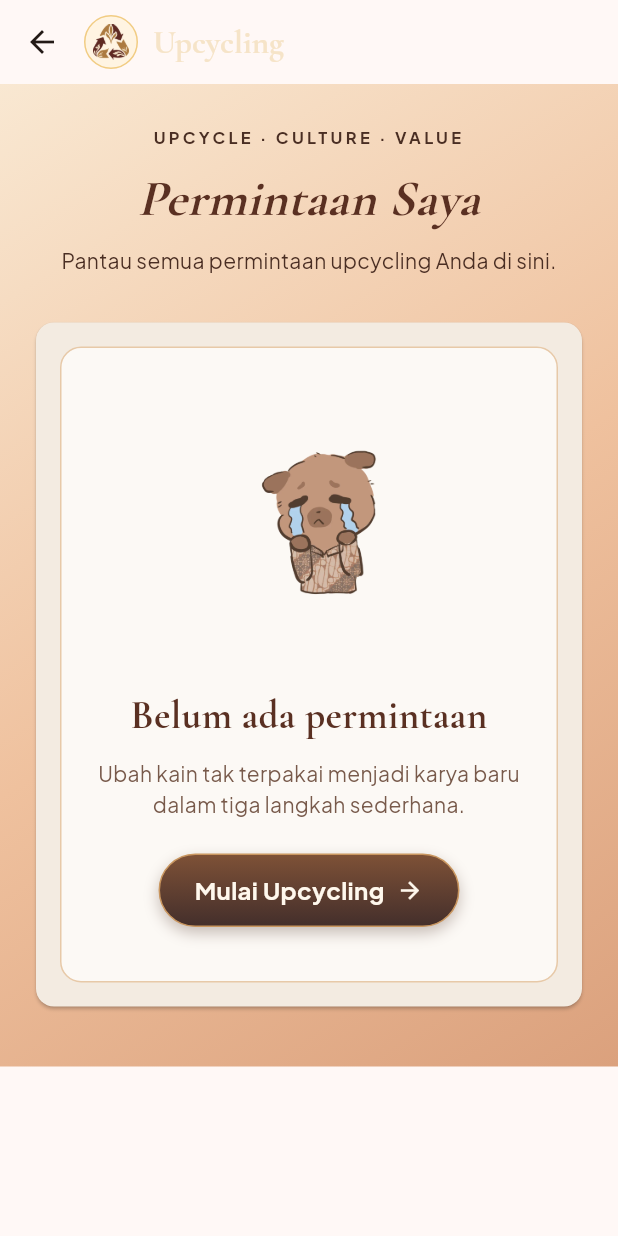
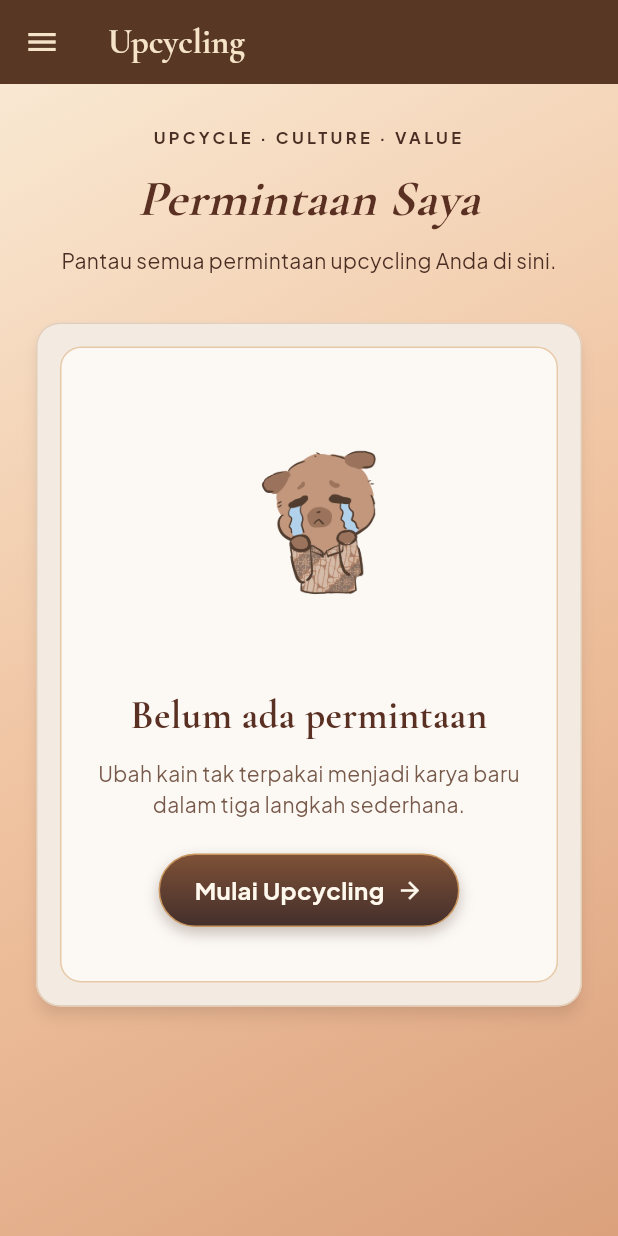
Before and after one commit to pbp-kelas-d-kelompok1-ReBatik/ReBatik-Mobile, a Flutter app: the screen it shows after launch, after a tap on "Buka Upcycling", on a phone screen of 412 x 824 dp. Run offline on Flutter 3.47's test engine with Material 3 defaults, Android fonts, the phone set to English and light mode, and no system bars.

Commit message:
refactor: align app shell with shared design foundation

```diff
--- a/lib/core/theme/app_theme.dart
+++ b/lib/core/theme/app_theme.dart
@@ -21,7 +21,8 @@ class AppTheme {
       useMaterial3: true,
       fontFamily: AppFonts.garamond,
       colorScheme: colorScheme,
-      scaffoldBackgroundColor: AppColors.homeCream,
+      // Transparan agar gradient global pada MaterialApp terlihat di tiap route.
+      scaffoldBackgroundColor: Colors.transparent,
       appBarTheme: const AppBarTheme(
         backgroundColor: AppColors.navbarStart,
         foregroundColor: AppColors.navbarText,
--- /dev/null
+++ b/lib/core/widgets/rebatik_app_bar.dart
@@ -0,0 +1,18 @@
+import 'package:flutter/material.dart';
+
+import '../theme/app_gradients.dart';
+
+/// Membuat AppBar bersama dengan identitas navbar ReBatik.
+///
+/// Perilaku tombol drawer dan tombol kembali tetap ditentukan otomatis oleh
+/// [Scaffold] dan [Navigator], sehingga helper ini aman digunakan pada halaman
+/// utama maupun halaman detail.
+AppBar rebatikAppBar(String title, {List<Widget>? actions}) {
+  return AppBar(
+    title: Text(title),
+    flexibleSpace: const DecoratedBox(
+      decoration: BoxDecoration(gradient: AppGradients.navbar),
+    ),
+    actions: actions,
+  );
+}
--- a/lib/core/widgets/rebatik_scaffold.dart
+++ b/lib/core/widgets/rebatik_scaffold.dart
@@ -18,7 +18,7 @@ class ReBatikScaffold extends StatelessWidget {
     this.bottomNavigationBar,
     this.showBackButton = true,
     this.showLogo = true,
-    this.useGradientBackground = false,
+    this.useGradientBackground = true,
     this.backgroundColor,
     this.resizeToAvoidBottomInset = true,
     super.key,
--- a/lib/main.dart
+++ b/lib/main.dart
@@ -1,5 +1,7 @@
 import 'package:flutter/material.dart';
 
+import 'package:rebatik_mobile/core/theme/app_theme.dart';
+import 'package:rebatik_mobile/core/theme/app_gradients.dart';
 import 'package:rebatik_mobile/screens/menu.dart';
 
 void main() {
@@ -13,19 +15,22 @@ class MyApp extends StatelessWidget {
   Widget build(BuildContext context) {
     return MaterialApp(
       debugShowCheckedModeBanner: false,
-      title: 'ReBatik Mobile',
+      title: 'ReBatik',
 
-      // Theme aplikasi
-      theme: ThemeData(
-        colorScheme: ColorScheme.fromSeed(seedColor: Colors.brown),
-        useMaterial3: true,
+      // Tema bersama menjaga warna, font, dan komponen seluruh modul konsisten.
+      theme: AppTheme.light,
+
+      // Gradient web dipasang di belakang seluruh route aplikasi.
+      builder: (context, child) => DecoratedBox(
+        decoration: const BoxDecoration(gradient: AppGradients.hero),
+        child: child ?? const SizedBox.shrink(),
       ),
 
       // Halaman utama aplikasi
-      home:  ReBatikPage(),
+      home: const ReBatikPage(),
 
       // Daftar navigasi halaman
-      routes: {'/rebatik': (context) =>  ReBatikPage()},
+      routes: {'/rebatik': (context) => const ReBatikPage()},
     );
   }
 }
--- a/lib/screens/menu.dart
+++ b/lib/screens/menu.dart
@@ -1,6 +1,9 @@
 import 'package:flutter/material.dart';
+import 'package:rebatik_mobile/core/theme/app_colors.dart';
+import 'package:rebatik_mobile/core/widgets/rebatik_app_bar.dart';
 import 'package:rebatik_mobile/screens/batik_custom/batik_custom_page.dart';
 import 'package:rebatik_mobile/screens/batik_story/batik_story_page.dart';
+import 'package:rebatik_mobile/widgets/left_drawer.dart';
 
 import 'donasi/donasi_page.dart';
 import 'marketplace/screens/dropoff_list_page.dart';
@@ -14,17 +17,10 @@ class ReBatikPage extends StatelessWidget {
   @override
   Widget build(BuildContext context) {
     return Scaffold(
-      backgroundColor: const Color(0xFFFAF7F0),
+      backgroundColor: Colors.transparent,
 
-      appBar: AppBar(
-        title: const Text(
-          'ReBatik',
-          style: TextStyle(fontWeight: FontWeight.bold),
-        ),
-        backgroundColor: const Color(0xFF795548),
-        foregroundColor: Colors.white,
-        elevation: 0,
-      ),
+      appBar: rebatikAppBar('ReBatik'),
+      drawer: const LeftDrawer(),
 
       body: SingleChildScrollView(
         padding: const EdgeInsets.all(20),
@@ -38,7 +34,7 @@ class ReBatikPage extends StatelessWidget {
               style: TextStyle(
                 fontSize: 24,
                 fontWeight: FontWeight.bold,
-                color: Color(0xFF5D4037),
+                color: AppColors.brownDark,
               ),
             ),
 
@@ -46,7 +42,11 @@ class ReBatikPage extends StatelessWidget {
 
             const Text(
               'Mari mengenal dan melestarikan warisan budaya batik Indonesia bersama ReBatik.',
-              style: TextStyle(fontSize: 15, color: Colors.brown, height: 1.5),
+              style: TextStyle(
+                fontSize: 15,
+                color: AppColors.brownMuted,
+                height: 1.5,
+              ),
             ),
 
             const SizedBox(height: 30),
@@ -56,7 +56,7 @@ class ReBatikPage extends StatelessWidget {
               style: TextStyle(
                 fontSize: 19,
                 fontWeight: FontWeight.bold,
-                color: Color(0xFF5D4037),
+                color: AppColors.brownDark,
               ),
             ),
 
@@ -67,11 +67,11 @@ class ReBatikPage extends StatelessWidget {
               width: double.infinity,
               padding: const EdgeInsets.all(20),
               decoration: BoxDecoration(
-                color: Colors.white,
+                color: AppColors.card,
                 borderRadius: BorderRadius.circular(16),
                 boxShadow: [
                   BoxShadow(
-                    color: Colors.brown.withValues(alpha: 0.10),
+                    color: AppColors.cardShadow,
                     blurRadius: 10,
                     offset: const Offset(0, 4),
                   ),
@@ -84,7 +84,7 @@ class ReBatikPage extends StatelessWidget {
                   const Icon(
                     Icons.volunteer_activism,
                     size: 45,
-                    color: Color(0xFF795548),
+                    color: AppColors.brown,
                   ),
 
                   const SizedBox(height: 15),
@@ -94,7 +94,7 @@ class ReBatikPage extends StatelessWidget {
                     style: TextStyle(
                       fontSize: 18,
                       fontWeight: FontWeight.bold,
-                      color: Color(0xFF5D4037),
+                      color: AppColors.brownDark,
                     ),
                   ),
 
@@ -134,7 +134,7 @@ class ReBatikPage extends StatelessWidget {
                       ),
 
                       style: ElevatedButton.styleFrom(
-                        backgroundColor: const Color(0xFF795548),
+                        backgroundColor: AppColors.brown,
                         padding: const EdgeInsets.symmetric(vertical: 15),
                         shape: RoundedRectangleBorder(
                           borderRadius: BorderRadius.circular(10),
--- a/lib/screens/upcycling/upcycling_page.dart
+++ b/lib/screens/upcycling/upcycling_page.dart
@@ -3,8 +3,10 @@ import 'package:flutter/material.dart';
 import '../../core/constants/app_assets.dart';
 import '../../core/theme/app_colors.dart';
 import '../../core/theme/app_fonts.dart';
+import '../../core/theme/app_gradients.dart';
 import '../../core/widgets/primary_action_button.dart';
-import '../../core/widgets/rebatik_scaffold.dart';
+import '../../core/widgets/rebatik_app_bar.dart';
+import '../../widgets/left_drawer.dart';
 
 /// Halaman daftar permintaan Upcycling dengan empty state awal.
 ///
@@ -23,10 +25,14 @@ class UpcyclingPage extends StatelessWidget {
 
   @override
   Widget build(BuildContext context) {
-    return ReBatikScaffold(
-      title: 'Upcycling',
-      useGradientBackground: true,
-      body: SingleChildScrollView(
+    return Scaffold(
+      backgroundColor: Colors.transparent,
+      appBar: rebatikAppBar('Upcycling'),
+      drawer: const LeftDrawer(),
+      body: DecoratedBox(
+        decoration: const BoxDecoration(gradient: AppGradients.hero),
+        child: SizedBox.expand(
+          child: SingleChildScrollView(
             padding: const EdgeInsets.fromLTRB(20, 28, 20, 36),
             child: Center(
               child: ConstrainedBox(
@@ -129,6 +135,8 @@ class UpcyclingPage extends StatelessWidget {
               ),
             ),
           ),
+        ),
+      ),
     );
   }
 }
--- a/lib/widgets/left_drawer.dart
+++ b/lib/widgets/left_drawer.dart
@@ -1,8 +1,12 @@
 import 'package:flutter/material.dart';
+import 'package:rebatik_mobile/core/constants/app_assets.dart';
+import 'package:rebatik_mobile/core/theme/app_colors.dart';
+import 'package:rebatik_mobile/core/theme/app_fonts.dart';
 import 'package:rebatik_mobile/screens/batik_custom/batik_custom_page.dart';
 import 'package:rebatik_mobile/screens/batik_story/batik_story_page.dart';
 import 'package:rebatik_mobile/screens/donasi/donasi_page.dart';
 import 'package:rebatik_mobile/screens/menu.dart';
+import 'package:rebatik_mobile/screens/upcycling/upcycling_page.dart';
 
 class LeftDrawer extends StatelessWidget {
   const LeftDrawer({super.key});
@@ -12,27 +16,31 @@ class LeftDrawer extends StatelessWidget {
     return Drawer(
       child: ListView(
         children: [
-          const DrawerHeader(
-            decoration: BoxDecoration(color: Color(0xFF795548)),
+          DrawerHeader(
+            decoration: const BoxDecoration(color: AppColors.navbarStart),
             child: Column(
               mainAxisAlignment: MainAxisAlignment.center,
               children: [
-                Text(
+                Image.asset(AppAssets.logo, width: 36, height: 36),
+                const SizedBox(height: 2),
+                const Text(
                   'ReBatik',
                   textAlign: TextAlign.center,
                   style: TextStyle(
-                    fontSize: 30,
+                    fontFamily: AppFonts.garamond,
+                    fontSize: 22,
                     fontWeight: FontWeight.bold,
-                    color: Colors.white,
+                    color: AppColors.navbarText,
                   ),
                 ),
-                Padding(padding: EdgeInsets.all(8)),
-                Text(
+                const SizedBox(height: 2),
+                const Text(
                   'Lestarikan batik, beri kain bekas hidup kedua.',
                   textAlign: TextAlign.center,
                   style: TextStyle(
-                    fontSize: 15,
-                    color: Colors.white,
+                    fontFamily: AppFonts.plusJakartaSans,
+                    fontSize: 10,
+                    color: AppColors.navbarText,
                     fontWeight: FontWeight.normal,
                   ),
                 ),
@@ -65,7 +73,9 @@ class LeftDrawer extends StatelessWidget {
             onTap: () {
               Navigator.pushReplacement(
                 context,
-                MaterialPageRoute(builder: (context) => const BatikCustomPage()),
+                MaterialPageRoute(
+                  builder: (context) => const BatikCustomPage(),
+                ),
               );
             },
           ),
@@ -79,6 +89,16 @@ class LeftDrawer extends StatelessWidget {
               );
             },
           ),
+          ListTile(
+            leading: const Icon(Icons.autorenew),
+            title: const Text('Upcycling'),
+            onTap: () {
+              Navigator.pushReplacement(
+                context,
+                MaterialPageRoute(builder: (context) => const UpcyclingPage()),
+              );
+            },
+          ),
         ],
       ),
     );
```
Also changed, not shown: 2 other files. Lines whose indentation alone changed are shown as unchanged.
